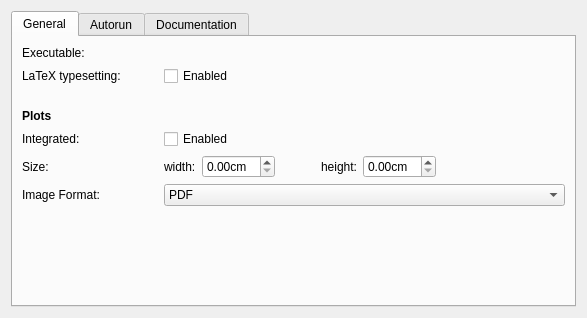
Old version of the form src/backends/sage/settings.ui in the repository KDE/cantor.
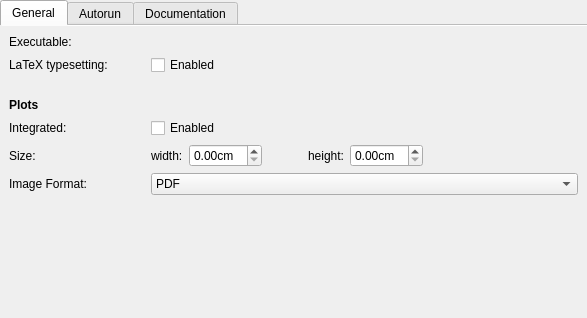
New version of the form. Custom widgets are drawn as their Qt base class.

Commit message:
Remove some frames from the settings
And unify some margins with other KDE apps.

Diff of the .ui file:
```diff
--- a/src/backends/sage/settings.ui
+++ b/src/backends/sage/settings.ui
@@ -11,11 +11,26 @@
    </rect>
   </property>
   <layout class="QVBoxLayout" name="verticalLayout_2">
+   <property name="leftMargin">
+    <number>0</number>
+   </property>
+   <property name="topMargin">
+    <number>0</number>
+   </property>
+   <property name="rightMargin">
+    <number>0</number>
+   </property>
+   <property name="bottomMargin">
+    <number>0</number>
+   </property>
    <item>
     <widget class="QTabWidget" name="tabWidget">
      <property name="currentIndex">
       <number>0</number>
      </property>
+     <property name="documentMode">
+      <bool>true</bool>
+     </property>
      <widget class="QWidget" name="tabGeneral">
       <attribute name="title">
        <string>General</string>
```
The commit also changes 10 other files.
